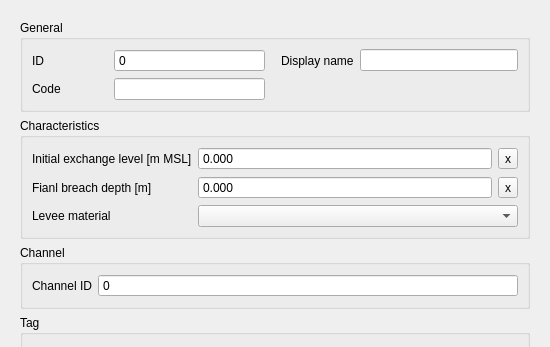
Above: threedi_schematisation_editor/forms/ui/potential_breach.ui from nens/threedi-schematisation-editor before the change; both pictures show x 0 to 550 and y 0 to 347 of the 550 by 550 pixel window. Below: the same form after it.
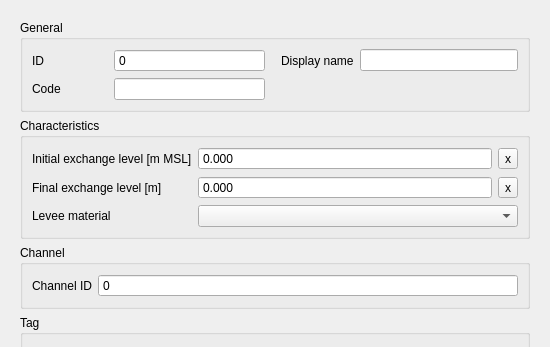
That is the form after the change.

Diff of the .ui file:
```diff
--- a/threedi_schematisation_editor/forms/ui/potential_breach.ui
+++ b/threedi_schematisation_editor/forms/ui/potential_breach.ui
@@ -198,7 +198,7 @@
           <item row="1" column="0">
            <widget class="QLabel" name="label_23">
             <property name="text">
-             <string>Fianl breach depth [m]</string>
+             <string>Final exchange level [m]</string>
             </property>
             <property name="alignment">
              <set>Qt::AlignLeading|Qt::AlignLeft|Qt::AlignVCenter</set>
```
